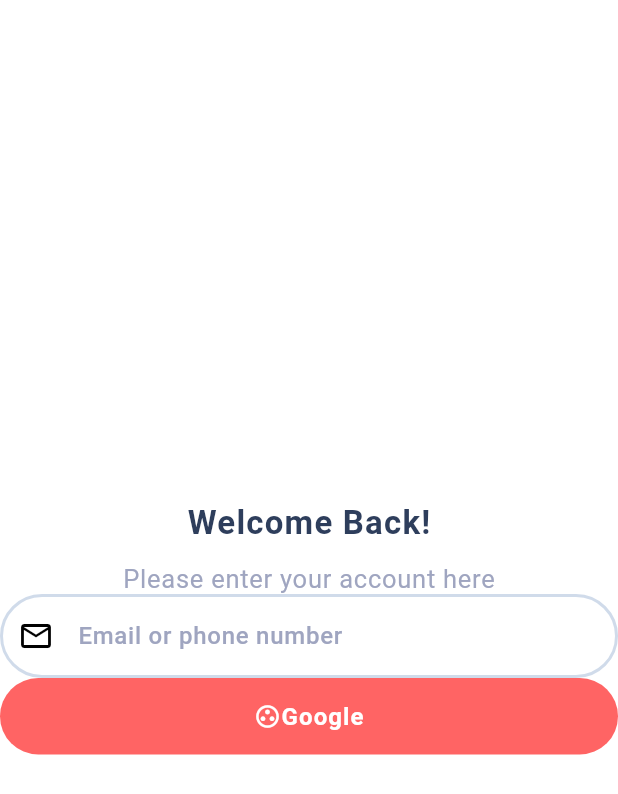
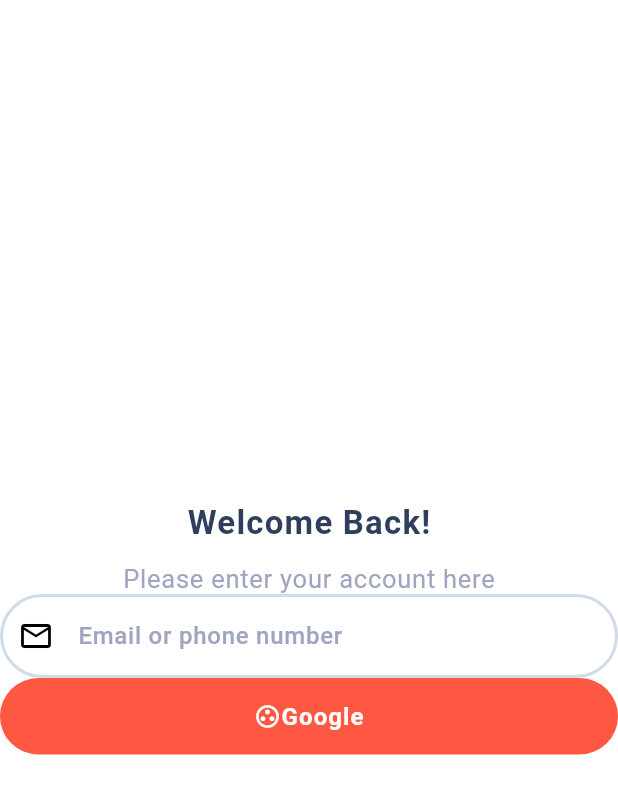
Before and after one commit to didierganthier/cook-snap, a Flutter app: the screen it shows after launch, on a phone screen of 412 x 824 dp. Shown: the top 794 px of the screen. Run offline on Flutter 3.47's test engine with Material 3 defaults, Android fonts, the phone set to English and light mode, and no system bars; our stand-ins replace flutter_dotenv, google_sign_in, sign_in_with_apple, supabase_flutter; accounts and stored records are empty.

Commit message:
fix: update app constant

```diff
--- a/lib/app/app.dart
+++ b/lib/app/app.dart
@@ -1,5 +1,4 @@
 import 'package:cook_snap/app/ui/screens/login/login_page.dart';
-import 'package:cook_snap/app/ui/screens/start/start_page.dart';
 import 'package:flutter/material.dart';
 
 class App extends StatelessWidget {
--- a/lib/app/constants/app_constants.dart
+++ b/lib/app/constants/app_constants.dart
@@ -34,7 +34,7 @@ class AppColors {
   static const Color textSecondaryColor = Color(0xFF9FA5C0);
   static const Color textTertiaryColor = Color(0xFF2E3E5C);
   static const Color textQuaternaryColor = Color(0xFFFFFFFF);
-  static const Color dangerColor = Color(0xFFFF6464);
+  static const Color dangerColor = Color(0xFFFF5842);
 }
 
 class TextThemes {
```
